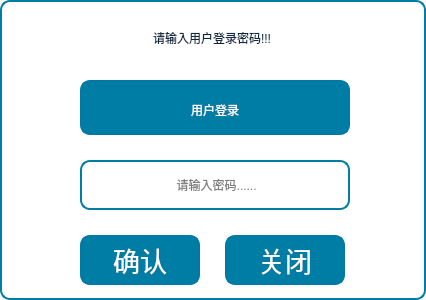
Micheal1022/SS_GDE_Project, file SS_GDE/UserLgoin/userlogin.ui: the form before one commit.
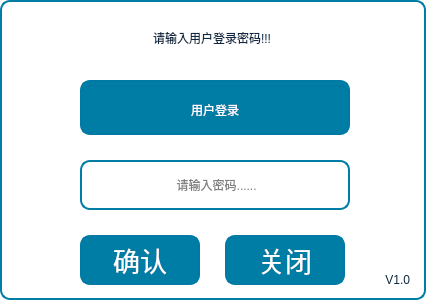
The form after the commit. Icons and pictures are not drawn.

```diff
--- a/SS_GDE/UserLgoin/userlogin.ui
+++ b/SS_GDE/UserLgoin/userlogin.ui
@@ -269,6 +269,25 @@
     <set>Qt::AlignCenter</set>
    </property>
   </widget>
+  <widget class="QLabel" name="label_4">
+   <property name="geometry">
+    <rect>
+     <x>360</x>
+     <y>265</y>
+     <width>50</width>
+     <height>30</height>
+    </rect>
+   </property>
+   <property name="styleSheet">
+    <string notr="true">font: 12pt &quot;微软雅黑&quot;;</string>
+   </property>
+   <property name="text">
+    <string>V1.0</string>
+   </property>
+   <property name="alignment">
+    <set>Qt::AlignRight|Qt::AlignTrailing|Qt::AlignVCenter</set>
+   </property>
+  </widget>
  </widget>
  <resources>
   <include location="../image.qrc"/>
```
